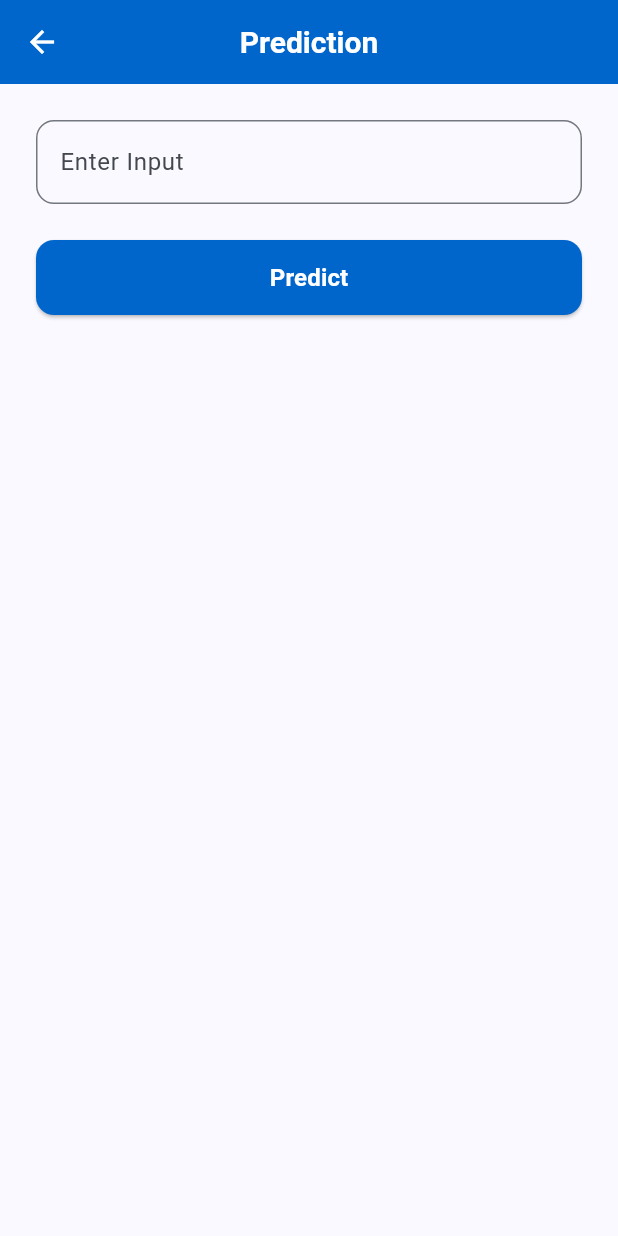
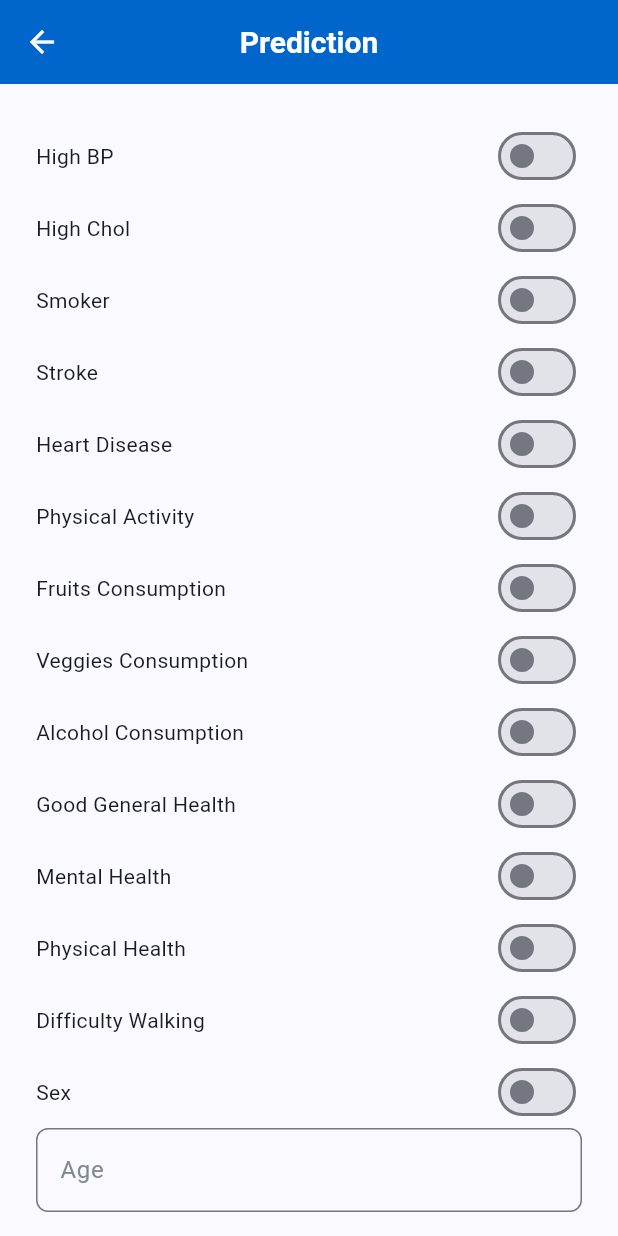
Before and after one commit to Zabith-Fulail/SugarMate, a Flutter app: the PredictionDetailsView screen opened by its route, on a phone screen of 412 x 824 dp. Run offline on Flutter 3.47's test engine with Material 3 defaults, Android fonts, the phone set to English and light mode, and no system bars; our stand-ins replace bloc, carousel_slider, cloud_firestore, connectivity_plus, dartz, device_info_plus and 13 more; accounts and stored records are empty.

Commit message:
prediction page updated

```diff
--- a/lib/features/presentation/views/prediction/prediction_details_view.dart
+++ b/lib/features/presentation/views/prediction/prediction_details_view.dart
@@ -1,4 +1,5 @@
 import 'package:flutter/material.dart';
+import 'package:sugar_mate/features/presentation/widgets/app_text_field.dart';
 
 import '../../../../utils/app_colors.dart';
 
@@ -10,18 +11,63 @@ class PredictionDetailsView extends StatefulWidget {
 }
 
 class _PredictionDetailsViewState extends State<PredictionDetailsView> {
-  final TextEditingController _inputController = TextEditingController();
+  // Declare variables for each feature with initial values (false = 0, true = 1)
+  bool _highBP = false;
+  bool _highChol = false;
+  bool _smoker = false;
+  bool _stroke = false;
+  bool _heartDisease = false;
+  bool _physActivity = false;
+  bool _fruits = false;
+  bool _veggies = false;
+  bool _alcohol = false;
+  bool _genHealth = false;
+  bool _mentHealth = false;
+  bool _physHealth = false;
+  bool _diffWalk = false;
+  bool _sex = false;
+  // int _age = 0;  // Age as an integer (e.g., 25)
+  // int _education = 0;  // Education level (can be treated as a numeric scale)
+  // int _income = 0;  // Income as a numeric value (e.g., 1 for low, 2 for medium, 3 for high)
+
+  TextEditingController _ageController = TextEditingController();
+  TextEditingController _educationController = TextEditingController();
+  TextEditingController _incomeController = TextEditingController();
   String? _predictionResult;
   bool _isLoading = false;
 
   Future<void> _predict() async {
+    // Gather the feature values as a list
+    final inputData = [
+      _highBP ? 1 : 0,
+      _highChol ? 1 : 0,
+      26.0, // Replace with real data for BMI
+      _smoker ? 1 : 0,
+      _stroke ? 1 : 0,
+      _heartDisease ? 1 : 0,
+      _physActivity ? 1 : 0,
+      _fruits ? 1 : 0,
+      _veggies ? 1 : 0,
+      _alcohol ? 1 : 0,
+      _genHealth ? 1 : 0,
+      _mentHealth ? 1 : 0,
+      _physHealth ? 1 : 0,
+      _diffWalk ? 1 : 0,
+      _sex ? 1 : 0,
+      double.tryParse(_ageController.text),
+      double.tryParse(_educationController.text),
+      double.tryParse(_incomeController.text),
+    ];
+
     setState(() {
       _isLoading = true;
       _predictionResult = null;
     });
 
-    await Future.delayed(const Duration(seconds: 2)); // Simulate API call
+    // Simulate an API call (replace with actual API call or TensorFlow Lite prediction)
+    await Future.delayed(const Duration(seconds: 2));
 
+    // Simulating a positive prediction result for demonstration
     setState(() {
       _isLoading = false;
       _predictionResult = "Prediction: Positive ✅"; // Example result
@@ -43,19 +89,39 @@ class _PredictionDetailsViewState extends State<PredictionDetailsView> {
           color: AppColors.appWhiteColor,
         ),
       ),
-      body: Padding(
+      body: SingleChildScrollView(
+        child: Padding(
           padding: const EdgeInsets.all(24.0),
           child: Column(
+            crossAxisAlignment: CrossAxisAlignment.start,
             children: [
-            TextField(
-              controller: _inputController,
-              decoration: InputDecoration(
-                labelText: "Enter Input",
-                border: OutlineInputBorder(
-                  borderRadius: BorderRadius.circular(12),
-                ),
-              ),
-            ),
+              // Toggle buttons for binary inputs (e.g., HighBP, HighChol, etc.)
+              _buildToggle("High BP", _highBP, (val) => setState(() => _highBP = val)),
+              _buildToggle("High Chol", _highChol, (val) => setState(() => _highChol = val)),
+              _buildToggle("Smoker", _smoker, (val) => setState(() => _smoker = val)),
+              _buildToggle("Stroke", _stroke, (val) => setState(() => _stroke = val)),
+              _buildToggle("Heart Disease", _heartDisease, (val) => setState(() => _heartDisease = val)),
+              _buildToggle("Physical Activity", _physActivity, (val) => setState(() => _physActivity = val)),
+              _buildToggle("Fruits Consumption", _fruits, (val) => setState(() => _fruits = val)),
+              _buildToggle("Veggies Consumption", _veggies, (val) => setState(() => _veggies = val)),
+              _buildToggle("Alcohol Consumption", _alcohol, (val) => setState(() => _alcohol = val)),
+              _buildToggle("Good General Health", _genHealth, (val) => setState(() => _genHealth = val)),
+              _buildToggle("Mental Health", _mentHealth, (val) => setState(() => _mentHealth = val)),
+              _buildToggle("Physical Health", _physHealth, (val) => setState(() => _physHealth = val)),
+              _buildToggle("Difficulty Walking", _diffWalk, (val) => setState(() => _diffWalk = val)),
+              _buildToggle("Sex", _sex, (val) => setState(() => _sex = val)),
+
+              // Numeric inputs for age, education, and income
+              AppTextField(controller: _ageController, labelText: "Age"),
+              const SizedBox(height: 24),
+              AppTextField(controller: _educationController, labelText: "Education"),
+              const SizedBox(height: 24),
+              AppTextField(controller: _incomeController, labelText: "Income"),
+              const SizedBox(height: 24),
+              // _buildNumericInput("Age", _age, (val) => setState(() => _age = val)),
+              // _buildNumericInput("Education", _education, (val) => setState(() => _education = val)),
+              // _buildNumericInput("Income", _income, (val) => setState(() => _income = val)),
+
               const SizedBox(height: 24),
               SizedBox(
                 width: double.infinity,
@@ -102,6 +168,36 @@ class _PredictionDetailsViewState extends State<PredictionDetailsView> {
             ],
           ),
         ),
+      ),
+    );
+  }
+
+  // Widget for toggle switch (true/false values)
+  Widget _buildToggle(String label, bool value, ValueChanged<bool> onChanged) {
+    return Row(
+      children: [
+        Expanded(child: Text(label)),
+        Switch(value: value, onChanged: onChanged),
+      ],
+    );
+  }
+
+  // Widget for numeric inputs (e.g., Age, Education, Income)
+  Widget _buildNumericInput(String label, int value, ValueChanged<int> onChanged) {
+    return Row(
+      children: [
+        Text(label),
+        Expanded(
+          child: TextField(
+            controller: TextEditingController(text: value.toString()),
+            onChanged: (val) => onChanged(int.parse(val)),
+            keyboardType: TextInputType.number,
+            decoration: const InputDecoration(
+              border: OutlineInputBorder(),
+            ),
+          ),
+        ),
+      ],
     );
   }
 }
```
Lines whose indentation alone changed are shown as unchanged.
